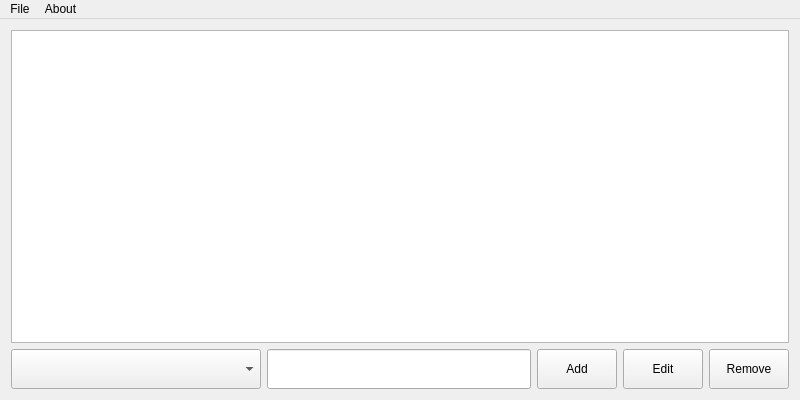
First picture: the form in mainwindow.ui, repository yerga/electrorganizer, before the edit.
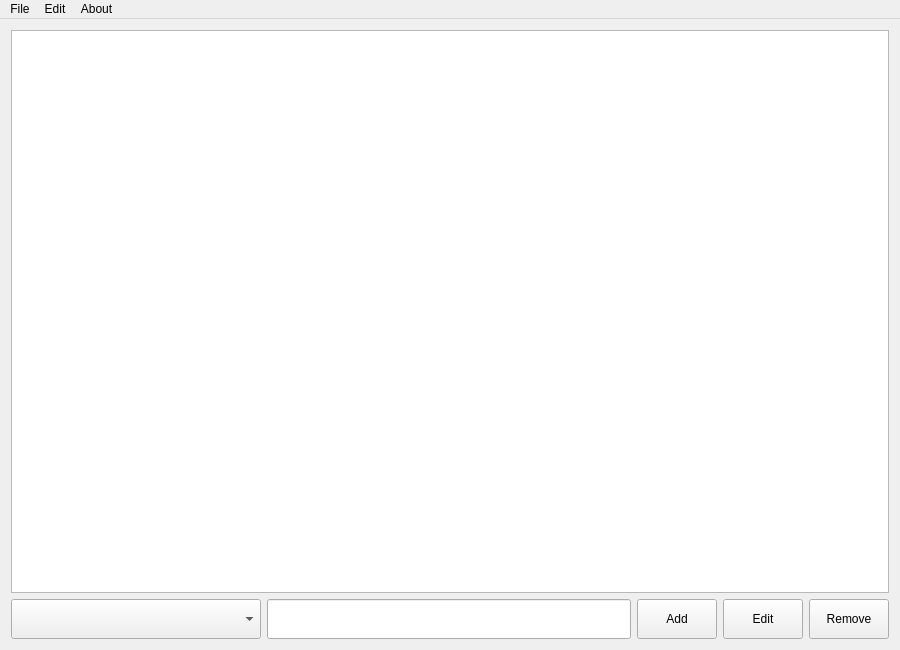
Second picture: the form after the edit.

Commit message: Added categorymanager UI functionality

What changed in the file:
```diff
--- a/mainwindow.ui
+++ b/mainwindow.ui
@@ -6,8 +6,8 @@
    <rect>
     <x>0</x>
     <y>0</y>
-    <width>800</width>
-    <height>400</height>
+    <width>900</width>
+    <height>650</height>
    </rect>
   </property>
   <property name="windowTitle">
@@ -105,7 +105,7 @@
     <rect>
      <x>0</x>
      <y>0</y>
-     <width>800</width>
+     <width>900</width>
      <height>25</height>
     </rect>
    </property>
@@ -121,7 +121,14 @@
     </property>
     <addaction name="actionAbout"/>
    </widget>
+   <widget class="QMenu" name="menuEdit">
+    <property name="title">
+     <string>Edit</string>
+    </property>
+    <addaction name="actionEdit_Categories"/>
+   </widget>
    <addaction name="menuExit"/>
+   <addaction name="menuEdit"/>
    <addaction name="menuAbout"/>
   </widget>
   <action name="actionExit">
```
Left out of the diff: 5 changed lines with no effect on the pictures. The commit also changes 4 other files.
